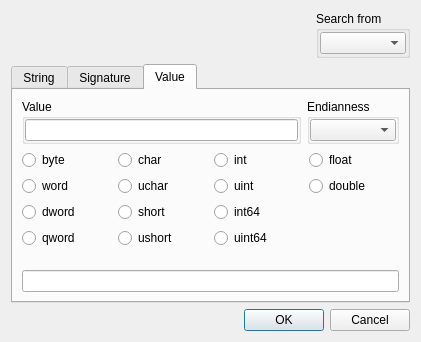
This is dialogsearch.ui in horsicq/FormatDialogs as Qt 5 draws it before an edit. The edited form follows.
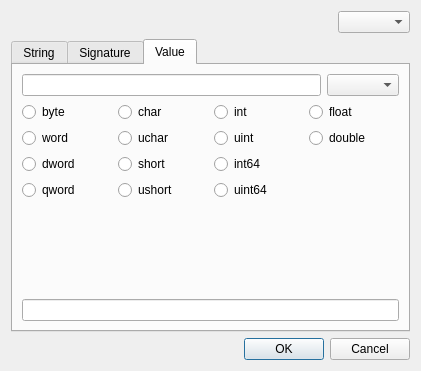
This is the edited form. The open tabs and pages were chosen to show the change.

```diff
--- a/dialogsearch.ui
+++ b/dialogsearch.ui
@@ -10,7 +10,7 @@
     <x>0</x>
     <y>0</y>
     <width>421</width>
-    <height>342</height>
+    <height>371</height>
    </rect>
   </property>
   <property name="windowTitle">
@@ -36,28 +36,7 @@
       </spacer>
      </item>
      <item>
-      <widget class="QGroupBox" name="groupBoxSearchFrom">
-       <property name="title">
-        <string>Search from</string>
-       </property>
-       <layout class="QVBoxLayout" name="verticalLayout">
-        <property name="leftMargin">
-         <number>1</number>
-        </property>
-        <property name="topMargin">
-         <number>1</number>
-        </property>
-        <property name="rightMargin">
-         <number>1</number>
-        </property>
-        <property name="bottomMargin">
-         <number>1</number>
-        </property>
-        <item>
-         <widget class="QComboBox" name="comboBoxSearchFrom"/>
-        </item>
-       </layout>
-      </widget>
+      <widget class="QComboBox" name="comboBoxSearchFrom"/>
      </item>
     </layout>
    </item>
@@ -152,52 +131,10 @@
        <item>
         <layout class="QHBoxLayout" name="horizontalLayout_4">
          <item>
-          <widget class="QGroupBox" name="groupBoxValue">
-           <property name="title">
-            <string>Value</string>
-           </property>
-           <layout class="QVBoxLayout" name="verticalLayout_6">
-            <property name="leftMargin">
-             <number>0</number>
-            </property>
-            <property name="topMargin">
-             <number>0</number>
-            </property>
-            <property name="rightMargin">
-             <number>0</number>
-            </property>
-            <property name="bottomMargin">
-             <number>0</number>
-            </property>
-            <item>
-             <widget class="QLineEdit" name="lineEditValue"/>
-            </item>
-           </layout>
-          </widget>
+          <widget class="QLineEdit" name="lineEditValue"/>
          </item>
          <item>
-          <widget class="QGroupBox" name="groupBoxEndianness">
-           <property name="title">
-            <string>Endianness</string>
-           </property>
-           <layout class="QVBoxLayout" name="verticalLayout_5">
-            <property name="leftMargin">
-             <number>0</number>
-            </property>
-            <property name="topMargin">
-             <number>0</number>
-            </property>
-            <property name="rightMargin">
-             <number>0</number>
-            </property>
-            <property name="bottomMargin">
-             <number>0</number>
-            </property>
-            <item>
-             <widget class="QComboBox" name="comboBoxEndianness"/>
-            </item>
-           </layout>
-          </widget>
+          <widget class="QComboBox" name="comboBoxEndianness"/>
          </item>
         </layout>
        </item>
```
Left out of the diff: 2 changed lines with no effect on the pictures.
